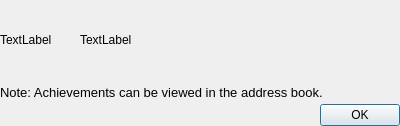
Qt form ui/AchievementDialog.ui (dmzdev/stance) before a commit.
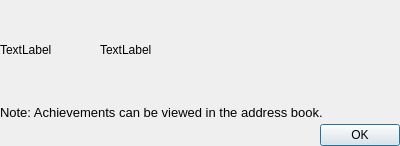
The same form after that commit.

```diff
--- a/ui/AchievementDialog.ui
+++ b/ui/AchievementDialog.ui
@@ -7,7 +7,7 @@
     <x>0</x>
     <y>0</y>
     <width>400</width>
-    <height>126</height>
+    <height>146</height>
    </rect>
   </property>
   <property name="windowTitle">
@@ -29,14 +29,14 @@
       <widget class="QLabel" name="pictureLabel">
        <property name="minimumSize">
         <size>
-         <width>80</width>
-         <height>80</height>
+         <width>100</width>
+         <height>100</height>
         </size>
        </property>
        <property name="maximumSize">
         <size>
-         <width>80</width>
-         <height>80</height>
+         <width>100</width>
+         <height>100</height>
         </size>
        </property>
        <property name="text">
```
